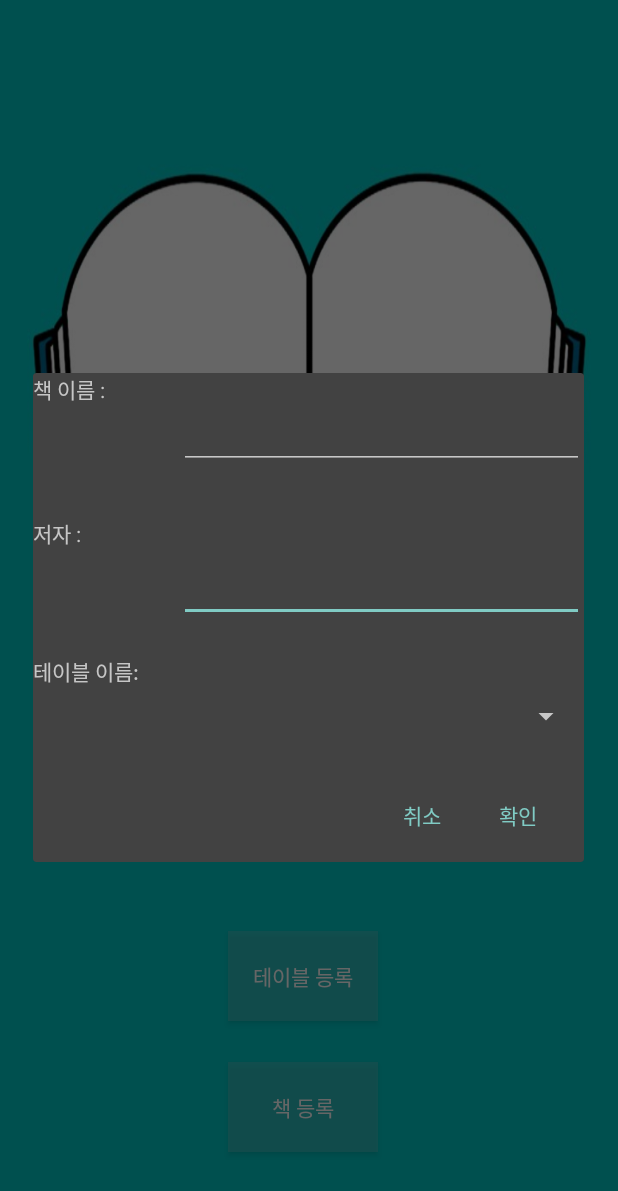
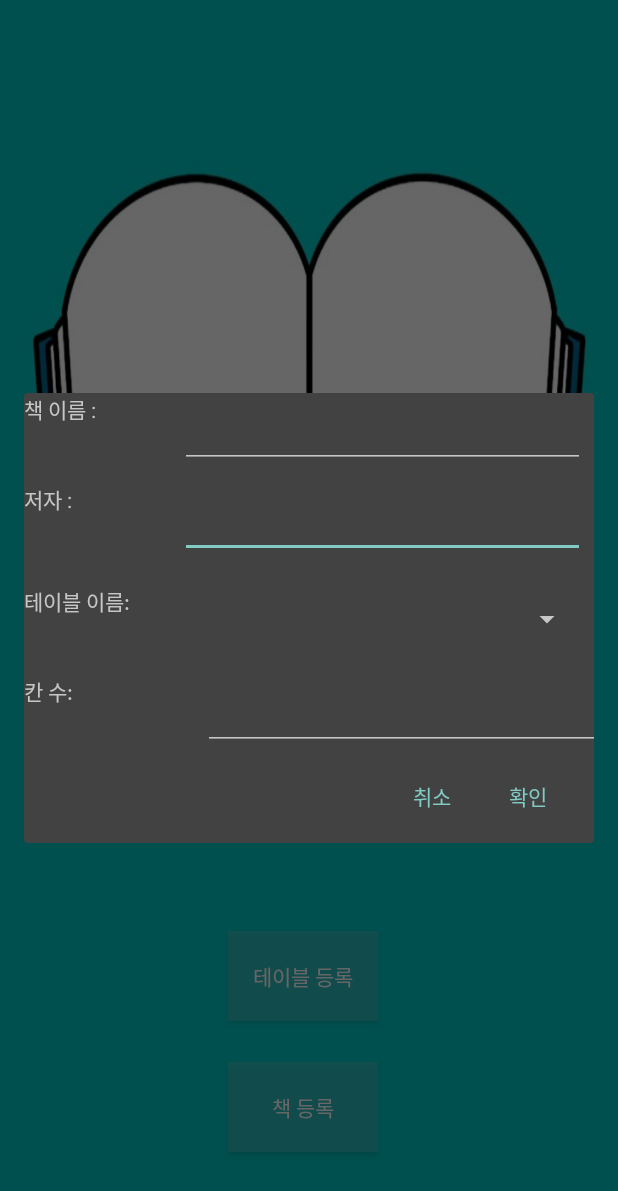
Before and after one commit to kkyehit/BookAR, an Android app: the ManagerActivity screen opened directly, with no data from a screen before it, after a tap on "책 등록", on a phone screen of 412 x 824 dp. Shown: the top 1191 px of the screen. Run offline under Robolectric (Android 15) with nearby library versions, the phone set to English and light mode, and no system bars; libraries missing offline, so code that uses them is left out: org.json.simple; 3 statements that could not run were skipped.

Commit message:
층수, 칸수 추가

```diff
--- a/Server/server/src/main/java/server/DAO/BooksDAO.java
+++ b/Server/server/src/main/java/server/DAO/BooksDAO.java
@@ -13,5 +13,5 @@ public interface BooksDAO {
 	List<BooksModel> findByState(String state);
 	List<BooksModel> findAll();
 	BooksModel findById(String id);
-	void insertBooksModel(String bookName, String authorName, String tableName);
+	void insertBooksModel(String bookName, String authorName, String tableName, String floor);
 }
--- a/Server/server/src/main/java/server/DAO/TBDAO.java
+++ b/Server/server/src/main/java/server/DAO/TBDAO.java
@@ -23,5 +23,5 @@ public interface TBDAO {
 
 	TBModel findByName(String name);
 	List<TBModel> findAll();
-	void insertTBModel(String name, String x, String y, String z);
+	void insertTBModel(String name, String x, String y, String z, String floor);
 }
--- a/Server/server/src/main/java/server/controller/BookController.java
+++ b/Server/server/src/main/java/server/controller/BookController.java
@@ -24,8 +24,8 @@ public class BookController {
 	@RequestMapping(value = "add", method = RequestMethod.POST)
 	@ResponseBody
 	public String addTable(@RequestBody BooksModel booksModel){
-		System.out.println("books/addTable Called ("+booksModel.getBookName()+","+ booksModel.getAuthorName()+","+ booksModel.getTableName()+")");
-		booksDAO.insertBooksModel(booksModel.getBookName(), booksModel.getAuthorName(), booksModel.getTableName());
+		System.out.println("books/addTable Called ("+booksModel.getBookName()+","+ booksModel.getAuthorName()+","+ booksModel.getTableName()+","+booksModel.getFloor()+")");
+		booksDAO.insertBooksModel(booksModel.getBookName(), booksModel.getAuthorName(), booksModel.getTableName(), booksModel.getFloor());
 		return "a";
 	}
 
--- a/Server/server/src/main/java/server/controller/androidController.java
+++ b/Server/server/src/main/java/server/controller/androidController.java
@@ -30,7 +30,7 @@ public class androidController {
 	@RequestMapping(value = "/addTest", method = RequestMethod.POST)
 	public void addTest(@RequestBody TBModel tbModel){
 		System.out.println("addTest is called ");
-		tbdao.insertTBModel(tbModel.getName(), tbModel.getX(), tbModel.getY(), tbModel.getZ());
+		tbdao.insertTBModel(tbModel.getName(), tbModel.getX(), tbModel.getY(), tbModel.getZ(), tbModel.getFloor());
 	}
 	@RequestMapping(value = "/addTest", method = RequestMethod.GET)
 	public void addTest2(){
--- a/Server/server/src/main/java/server/controller/tableController.java
+++ b/Server/server/src/main/java/server/controller/tableController.java
@@ -24,7 +24,7 @@ public class tableController {
 	@ResponseBody
 	public String addTable(@RequestBody TBModel tbModel){
 		System.out.println("table/addTable Called");
-		tbdao.insertTBModel(tbModel.getName(), tbModel.getX(), tbModel.getY(), tbModel.getZ());
+		tbdao.insertTBModel(tbModel.getName(), tbModel.getX(), tbModel.getY(), tbModel.getZ(), tbModel.getFloor());
 		return "a";
 	}
 
--- a/Server/server/src/main/resources/mapper/BooksQuery.xml
+++ b/Server/server/src/main/resources/mapper/BooksQuery.xml
@@ -23,6 +23,6 @@
     </select>
 
     <insert id="insertBooksModel">
-        INSERT INTO books (bookName, authorName, tableName) VALUES (#{bookName}, #{authorName}, #{tableName})
+        INSERT INTO books (bookName, authorName, tableName, floor) VALUES (#{bookName}, #{authorName}, #{tableName}, #{floor})
     </insert>
 </mapper>
--- a/Server/server/src/main/resources/mapper/TBQuery.xml
+++ b/Server/server/src/main/resources/mapper/TBQuery.xml
@@ -12,6 +12,6 @@
     </select>
 
     <insert id="insertTBModel">
-        INSERT INTO tb VALUES (#{name}, #{x}, #{y}, #{z})
+        INSERT INTO tb VALUES (#{name}, #{x}, #{y}, #{z}, #{floor})
     </insert>
 </mapper>
--- a/android/app/src/main/java/com/example/bar/ManagerActivity.kt
+++ b/android/app/src/main/java/com/example/bar/ManagerActivity.kt
@@ -61,11 +61,13 @@ class ManagerActivity: AppCompatActivity() {
             val builder = AlertDialog.Builder(this)
             val dialogView = layoutInflater.inflate(R.layout.new_table_name_input_layout, null)
             val dialogEditText = dialogView.findViewById<EditText>(R.id.newTBNameET)
+            val dialogEditText2 = dialogView.findViewById<EditText>(R.id.newTBFloorET)
 
             builder.setView(dialogView)
                 .setPositiveButton("확인") { DialogInterface, i ->
 
                     var newName = dialogEditText.text.toString()
+                    var newFloor = dialogEditText2.text.toString()
                     class netThread : Thread() {
                         override fun run() {
                             try {
@@ -75,6 +77,7 @@ class ManagerActivity: AppCompatActivity() {
                                 jsonObject.accumulate("x", ""+location.longitude)
                                 jsonObject.accumulate("y", ""+location.latitude)
                                 jsonObject.accumulate("z", ""+location.altitude)
+                                jsonObject.accumulate("floor", newFloor)
 
                                 var json = jsonObject.toString()
                                 Log.d("log","ison is created")
@@ -118,6 +121,7 @@ class ManagerActivity: AppCompatActivity() {
             val dialogView = layoutInflater.inflate(R.layout.new_book_input_layout, null)
             val dialogBookName = dialogView.findViewById<EditText>(R.id.newBookName)
             val dialogBookAuthor = dialogView.findViewById<EditText>(R.id.newBookAuthor)
+            val dialogBookFloor = dialogView.findViewById<EditText>(R.id.newBookFloor)
             val dialogBookTableSpinner = dialogView.findViewById<Spinner>(R.id.newBookTableSpinner)
             var tableList: ArrayList<String> = ArrayList()
             var tableName: String? = ""
@@ -152,6 +156,7 @@ class ManagerActivity: AppCompatActivity() {
                         jsonObject.accumulate("bookName", dialogBookName.text.toString())
                         jsonObject.accumulate("authorName", dialogBookAuthor.text.toString())
                         jsonObject.accumulate("tableName", tableName)
+                        jsonObject.accumulate("floor", dialogBookFloor.text.toString())
 
                         var json = jsonObject.toString()
                         Log.d("log","books JSON is created")
--- a/android/app/src/main/java/com/example/bar/SearchActivity.kt
+++ b/android/app/src/main/java/com/example/bar/SearchActivity.kt
@@ -44,6 +44,8 @@ class SearchActivity : AppCompatActivity() {
             Toast.makeText(this@SearchActivity, book.name+"을 선택하였습니다.", Toast.LENGTH_LONG).show();
             var intent = Intent(this, ARActivity::class.java)
             intent.putExtra("bookId", book.id)
+            intent.putExtra("bookName", book.name)
+            intent.putExtra("bookFloor", book.floor)
             startActivity(intent)
         }
     }
@@ -110,8 +112,10 @@ class SearchActivity : AppCompatActivity() {
                         var tableName = jsonObject.get("tableName") as String
                         //Log.d("log", "4: "+tableName)
                         var state = jsonObject.get("state") as String
+                        Log.d("json parsing", "4: "+jsonObject.get("floor"))
+                        var floor = jsonObject.get("floor") as String
 
-                        adapter.addItem(id, bookName, authorName, tableName, state)
+                        adapter.addItem(id, bookName, authorName, tableName, state, floor)
                     }
                 }
 
--- a/android/app/src/main/java/com/example/bar/adapter/BookListAdapter.kt
+++ b/android/app/src/main/java/com/example/bar/adapter/BookListAdapter.kt
@@ -52,13 +52,14 @@ class BookListAdapter: BaseAdapter() {
         return bookList.size
     }
 
-    fun addItem(id: Long, name: String, author: String, table: String, state: String) {
+    fun addItem(id: Long, name: String, author: String, table: String, state: String, floor: String) {
         var bookItem =BookListItem();
         bookItem.name = name
         bookItem.author = author
         bookItem.stateNum = state
         bookItem.id = id
         bookItem.table = table
+        bookItem.floor = floor
 
         when(state){
             "0" -> bookItem.state = "대출가능"
--- a/android/app/src/main/java/com/example/bar/adapter/BookListItem.kt
+++ b/android/app/src/main/java/com/example/bar/adapter/BookListItem.kt
@@ -8,6 +8,7 @@ class BookListItem {
     var author: String? = null
     var state: String? = null
     var stateNum: String? = null
+    var floor: String? = null
     var id: Long? = 0
     var table: String? = null
 }
--- a/android/app/src/main/java/com/example/bar/model/BooksModel.kt
+++ b/android/app/src/main/java/com/example/bar/model/BooksModel.kt
@@ -5,11 +5,13 @@ class BooksModel(
     bookName : String ,
     authorName: String,
     tableName: String,
-    state: String
+    state: String,
+    floor: String
 ) {
     var id: Long? = id
     var bookName: String? = bookName
     var authorName: String? = authorName
     var tableName: String? = tableName
     var state: String? = state
+    var f: String? = floor
 }
--- a/android/app/src/main/java/com/example/bar/model/TBModel.kt
+++ b/android/app/src/main/java/com/example/bar/model/TBModel.kt
@@ -6,12 +6,14 @@ class TBModel(
     name: String,
     x: String,
     y: String,
-    z: String
+    z: String,
+    floor: String
 ) {
     var name: String? = name
     var x: String? = x
     var y: String? = y
     var z: String? = z
+    var floor: String? = floor
 
     override fun toString(): String {
         return "name : [$name][$x, $y, $z]"
--- a/android/app/src/main/res/layout/new_book_input_layout.xml
+++ b/android/app/src/main/res/layout/new_book_input_layout.xml
@@ -9,8 +9,8 @@
     <EditText
         android:id="@+id/newBookAuthor"
         android:layout_width="270dp"
-        android:layout_height="70dp"
-        android:layout_marginTop="96dp"
+        android:layout_height="50dp"
+        android:layout_marginTop="60dp"
         android:ems="10"
         android:inputType="textPersonName"
         app:layout_constraintEnd_toEndOf="parent"
@@ -20,7 +20,7 @@
     <EditText
         android:id="@+id/newBookName"
         android:layout_width="270dp"
-        android:layout_height="64dp"
+        android:layout_height="50dp"
         android:ems="10"
         android:inputType="textPersonName"
         app:layout_constraintEnd_toEndOf="parent"
@@ -30,7 +30,7 @@
     <TextView
         android:id="@+id/textView"
         android:layout_width="97dp"
-        android:layout_height="51dp"
+        android:layout_height="50dp"
         android:text="책 이름 : "
         app:layout_constraintStart_toStartOf="parent"
         app:layout_constraintTop_toTopOf="parent" />
@@ -38,29 +38,49 @@
     <TextView
         android:id="@+id/textView2"
         android:layout_width="95dp"
-        android:layout_height="62dp"
-        android:layout_marginTop="96dp"
+        android:layout_height="50dp"
+        android:layout_marginTop="60dp"
         android:text="저자 : "
         app:layout_constraintStart_toStartOf="parent"
         app:layout_constraintTop_toTopOf="parent" />
 
     <TextView
+        android:id="@+id/textView5"
+        android:layout_width="95dp"
+        android:layout_height="50dp"
+        android:layout_marginTop="128dp"
+        android:text="테이블 이름:"
+        app:layout_constraintStart_toStartOf="parent"
+        app:layout_constraintTop_toTopOf="parent" />
+
+    <TextView
         android:id="@+id/textView3"
-        android:layout_width="93dp"
-        android:layout_height="73dp"
+        android:layout_width="95dp"
+        android:layout_height="50dp"
         android:layout_marginTop="188dp"
-        android:text="테이블 이름:"
+        android:text="칸 수:"
         app:layout_constraintStart_toStartOf="parent"
         app:layout_constraintTop_toTopOf="parent" />
 
     <Spinner
         android:id="@+id/newBookTableSpinner"
         android:layout_width="270dp"
-        android:layout_height="70dp"
-        android:layout_marginTop="28dp"
+        android:layout_height="50dp"
+        android:layout_marginTop="16dp"
         app:layout_constraintEnd_toEndOf="parent"
-        app:layout_constraintHorizontal_bias="0.595"
+        app:layout_constraintHorizontal_bias="0.521"
         app:layout_constraintStart_toEndOf="@+id/textView3"
         app:layout_constraintTop_toBottomOf="@+id/newBookAuthor" />
 
+    <EditText
+        android:id="@+id/newBookFloor"
+        android:layout_width="270dp"
+        android:layout_height="50dp"
+        android:layout_marginStart="24dp"
+        android:layout_marginTop="12dp"
+        android:ems="10"
+        android:inputType="number"
+        app:layout_constraintStart_toEndOf="@+id/textView3"
+        app:layout_constraintTop_toBottomOf="@+id/newBookTableSpinner" />
+
 </androidx.constraintlayout.widget.ConstraintLayout>
```
Also changed, not shown: Server/server/src/main/java/server/model/BooksModel.java (+9 -1 lines), Server/server/src/main/java/server/model/TBModel.java (+9 -0 lines), android/app/src/main/java/com/example/bar/AR/Node/InfoNode.kt (+27 -28 lines), android/app/src/main/java/com/example/bar/AR/activity/ARActivity.kt (+58 -15 lines), android/app/src/main/res/layout/new_table_name_input_layout.xml (+21 -2 lines), 9 other files.
